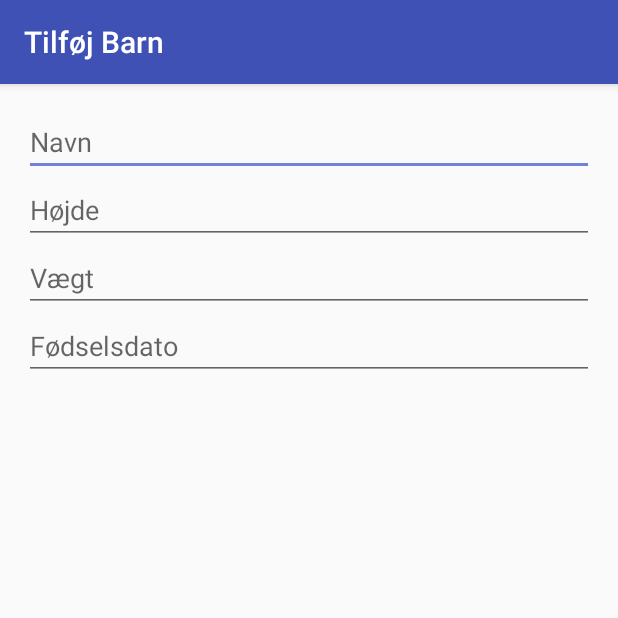
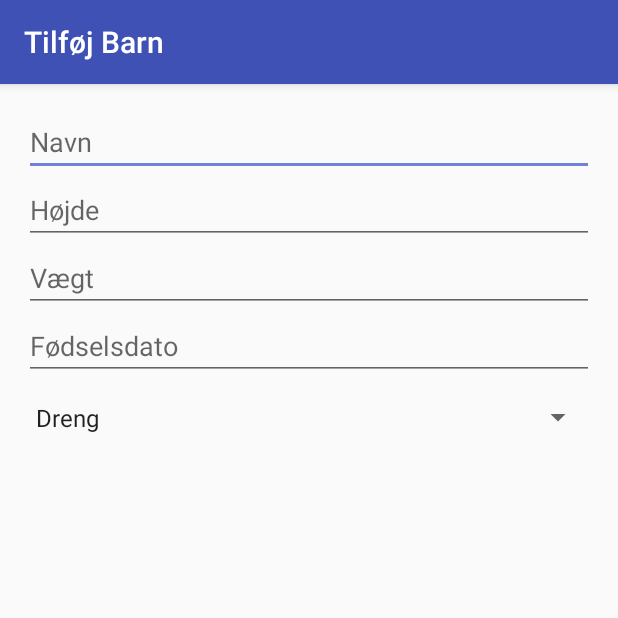
Before and after one commit to Hanspagh/GrowthAppProto, an Android app: the AddChild screen opened directly, with no data from a screen before it, on a phone screen of 412 x 824 dp, the top half of it. Run offline under Robolectric (Android 15) with nearby library versions, the phone set to English and light mode, and no system bars; libraries missing offline, so code that uses them is left out: io.realm.

Commit message:
added gender

```diff
--- a/app/src/main/java/app/altum/growthappproto/AddChild.java
+++ b/app/src/main/java/app/altum/growthappproto/AddChild.java
@@ -5,9 +5,12 @@ import android.support.v7.app.AppCompatActivity;
 import android.os.Bundle;
 import android.util.Log;
 import android.view.View;
+import android.webkit.WebView;
+import android.widget.ArrayAdapter;
 import android.widget.Button;
 import android.widget.DatePicker;
 import android.widget.EditText;
+import android.widget.Spinner;
 
 import java.text.ParseException;
 import java.text.SimpleDateFormat;
@@ -22,6 +25,8 @@ public class AddChild extends AppCompatActivity {
     EditText height;
     EditText weight;
     EditText birthday;
+    Spinner gender;
+
     final Date selectedDate = new Date();
 
     @Override
@@ -33,6 +38,7 @@ public class AddChild extends AppCompatActivity {
         height = (EditText) findViewById(R.id.height);
         weight = (EditText) findViewById(R.id.weight);
         birthday = (EditText) findViewById(R.id.birthday);
+        gender = (Spinner) findViewById(R.id.gender);
 
         Date currDate = new Date(); //update to current date OnCreate
         selectedDate.setDate(currDate.getDate());
@@ -41,10 +47,16 @@ public class AddChild extends AppCompatActivity {
 
         setDatePicker();
 
+        final Spinner gender = (Spinner) findViewById(R.id.gender);
+        String[] genders = new String[] {"Dreng","Pige"};
+        ArrayAdapter<String> adapter = new ArrayAdapter<String>(this, android.R.layout.simple_spinner_item, genders);
+        gender.setAdapter(adapter);
+
         Button addChild = (Button) findViewById(R.id.addChildButton);
         addChild.setOnClickListener(new View.OnClickListener() {
             @Override
             public void onClick(View view) {
+                Boolean isMan = (gender.getSelectedItem().toString().equals("Dreng"));
                 Realm realm = Realm.getDefaultInstance();
                 realm.beginTransaction();
 
@@ -54,7 +66,7 @@ public class AddChild extends AppCompatActivity {
                     bdayDate = simpleDateFormat.parse(birthday.getText().toString());
                 } catch (ParseException e) { e.printStackTrace(); }
                 Child child = new Child(name.getText().toString(), height.getText().toString(),
-                              weight.getText().toString(), bdayDate);
+                              weight.getText().toString(), bdayDate, isMan);
                 realm.copyToRealm(child);
                 realm.commitTransaction();
                 AddChild.this.finish();
--- a/app/src/main/res/layout/activity_add_child.xml
+++ b/app/src/main/res/layout/activity_add_child.xml
@@ -60,5 +60,12 @@
             android:id="@+id/birthday"
             android:hint="Fødselsdato" />
 
+        <Spinner
+            android:layout_width="match_parent"
+            android:layout_height="wrap_content"
+            android:id="@+id/gender"
+            android:layout_weight="0.05"
+            android:spinnerMode="dropdown" />
+
     </LinearLayout>
 </RelativeLayout>
--- a/app/src/main/res/layout/child_list_row.xml
+++ b/app/src/main/res/layout/child_list_row.xml
@@ -28,7 +28,7 @@
 
             <ImageView
                 android:layout_height="100dp"
-                card_view:srcCompat="@mipmap/childimage"
+                card_view:srcCompat="@mipmap/ceo"
                 android:id="@+id/imageView"
                 android:layout_width="100dp"
                 android:layout_alignParentTop="true"
```
Also changed, not shown: app/src/main/java/app/altum/growthappproto/Child.java (+11 -1 lines), app/src/main/java/app/altum/growthappproto/ChildOverview.java (+7 -6 lines), app/src/main/res/mipmap-hdpi/ceo.jpeg (added).
